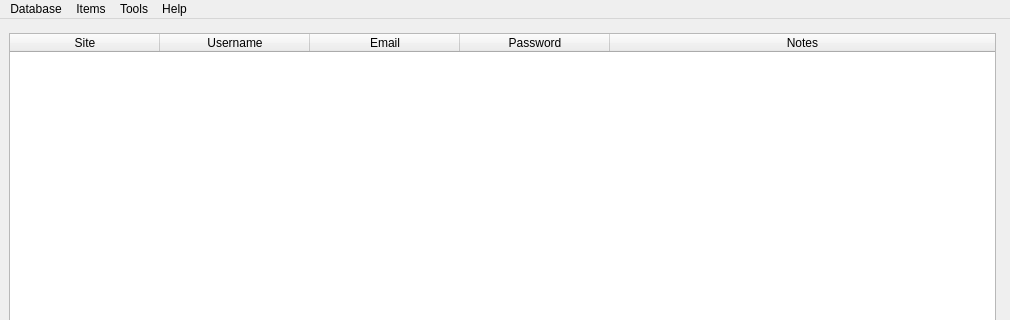
The window that resources/pastword.ui (GeorgeHoneywood/pastword) describes before a commit, drawn with Qt 5; both pictures show x 0 to 1010 and y 0 to 320 of the 1010 by 745 pixel window.
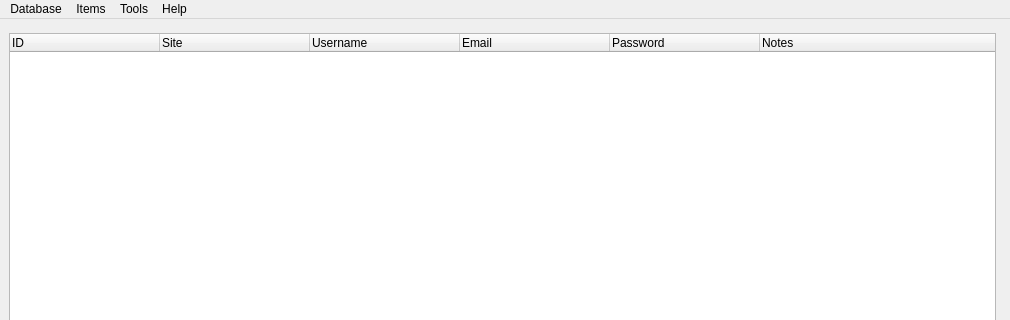
The same window after the commit.

Commit message:
changes to main window ui, sample db, and made direct from database work
-changed for using "for loop in range(len())" to enumerate
-removed unecesssary prints
-should recreate table when needed
-columns now left justified
-changes to db made to .file first, then copied back on save. need to find a way to remove after all changes made.

```diff
--- a/resources/pastword.ui
+++ b/resources/pastword.ui
@@ -79,6 +79,9 @@
         <property name="cornerButtonEnabled">
          <bool>false</bool>
         </property>
+        <property name="columnCount">
+         <number>6</number>
+        </property>
         <attribute name="horizontalHeaderVisible">
          <bool>true</bool>
         </attribute>
@@ -89,7 +92,7 @@
          <number>150</number>
         </attribute>
         <attribute name="horizontalHeaderMinimumSectionSize">
-         <number>40</number>
+         <number>30</number>
         </attribute>
         <attribute name="horizontalHeaderStretchLastSection">
          <bool>true</bool>
@@ -100,30 +103,53 @@
         <attribute name="verticalHeaderStretchLastSection">
          <bool>false</bool>
         </attribute>
+        <column>
+         <property name="text">
+          <string>ID</string>
+         </property>
+         <property name="textAlignment">
+          <set>AlignLeft|AlignVCenter</set>
+         </property>
+        </column>
         <column>
          <property name="text">
           <string>Site</string>
          </property>
+         <property name="textAlignment">
+          <set>AlignLeft|AlignVCenter</set>
+         </property>
         </column>
         <column>
          <property name="text">
           <string>Username</string>
          </property>
+         <property name="textAlignment">
+          <set>AlignLeft|AlignVCenter</set>
+         </property>
         </column>
         <column>
          <property name="text">
           <string>Email</string>
          </property>
+         <property name="textAlignment">
+          <set>AlignLeft|AlignVCenter</set>
+         </property>
         </column>
         <column>
          <property name="text">
           <string>Password</string>
          </property>
+         <property name="textAlignment">
+          <set>AlignLeft|AlignVCenter</set>
+         </property>
         </column>
         <column>
          <property name="text">
           <string>Notes</string>
          </property>
+         <property name="textAlignment">
+          <set>AlignLeft|AlignVCenter</set>
+         </property>
         </column>
        </widget>
       </item>
```
Left out of the diff: 4 changed lines with no effect on the pictures. The commit also changes 2 other files.
